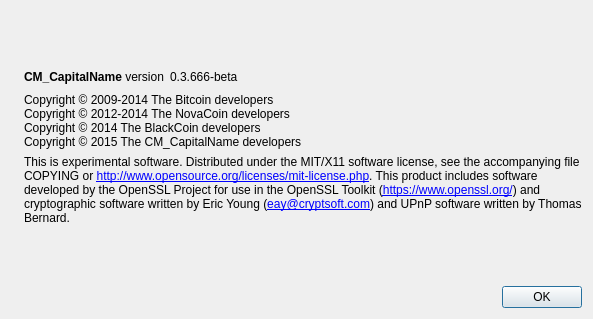
The window that src/qt/forms/aboutdialog.ui (onitsoft/nexcoin) describes before a commit, drawn with Qt 5.
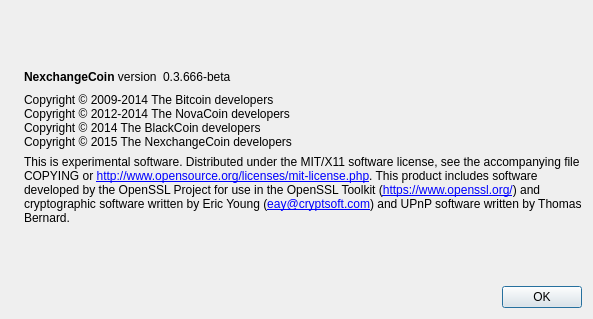
The same window after the commit. Icons and pictures are not drawn.

Patch:
```diff
--- a/src/qt/forms/aboutdialog.ui
+++ b/src/qt/forms/aboutdialog.ui
@@ -50,7 +50,7 @@
           <cursorShape>IBeamCursor</cursorShape>
          </property>
          <property name="text">
-          <string>&lt;b&gt;CM_CapitalName&lt;/b&gt; version</string>
+          <string>&lt;b&gt;NexchangeCoin&lt;/b&gt; version</string>
          </property>
          <property name="textInteractionFlags">
           <set>Qt::LinksAccessibleByMouse|Qt::TextSelectableByKeyboard|Qt::TextSelectableByMouse</set>
@@ -94,7 +94,7 @@
         <string>Copyright © 2009-2014 The Bitcoin developers
 Copyright © 2012-2014 The NovaCoin developers
 Copyright © 2014 The BlackCoin developers
-Copyright © 2015 The CM_CapitalName developers</string>
+Copyright © 2015 The NexchangeCoin developers</string>
        </property>
        <property name="textInteractionFlags">
         <set>Qt::LinksAccessibleByMouse|Qt::TextSelectableByKeyboard|Qt::TextSelectableByMouse</set>
```
Left out of the diff: 2 changed lines with no effect on the pictures.
